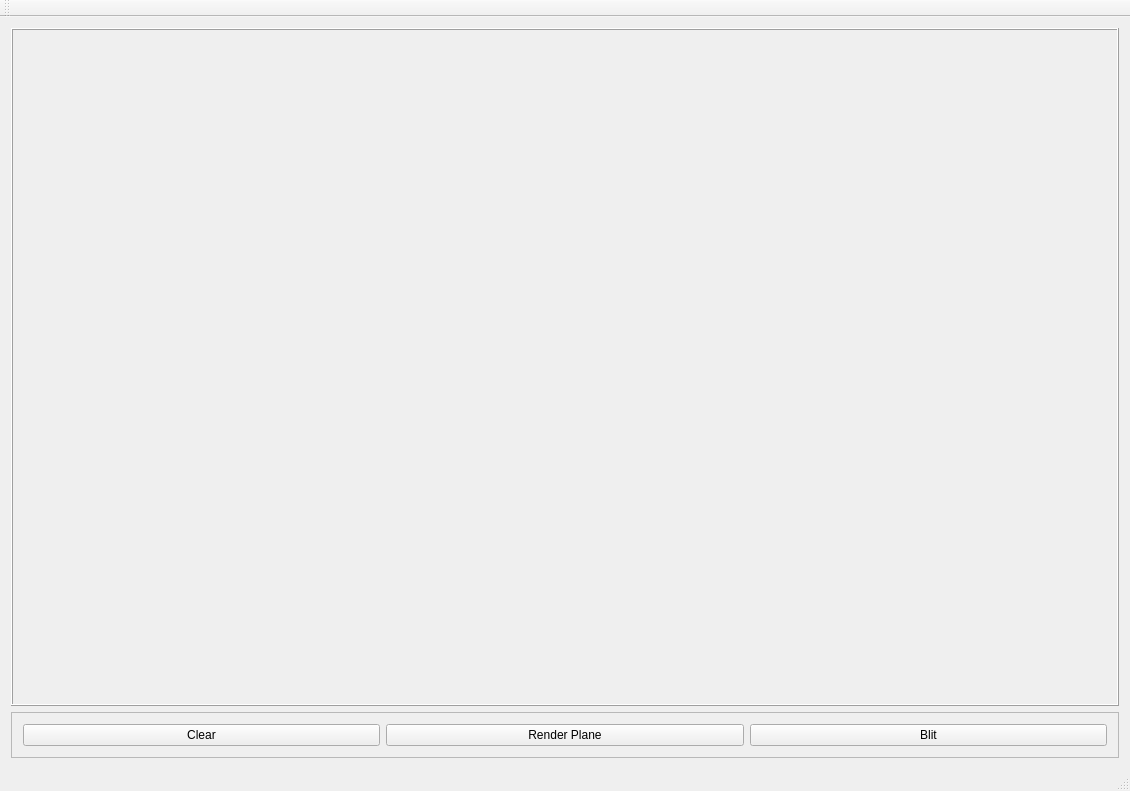
Old version of the form TextureToolRendering/TextureToolRendering.ui in the repository roosen5/TextureTool.
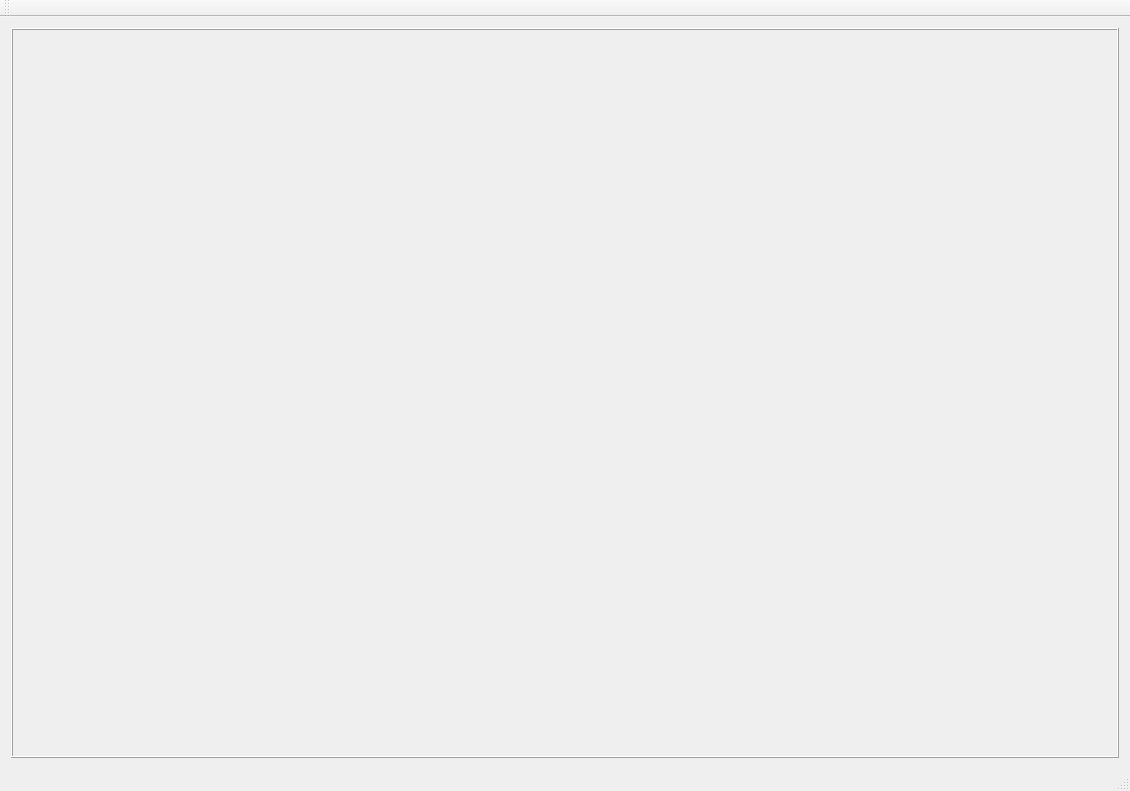
New version of the form.

Commit message: Mathijs: Texture previewing

```diff
--- a/TextureToolRendering/TextureToolRendering.ui
+++ b/TextureToolRendering/TextureToolRendering.ui
@@ -25,45 +25,6 @@
       </property>
      </widget>
     </item>
-    <item>
-     <widget class="QFrame" name="frame">
-      <property name="sizePolicy">
-       <sizepolicy hsizetype="Preferred" vsizetype="Maximum">
-        <horstretch>0</horstretch>
-        <verstretch>0</verstretch>
-       </sizepolicy>
-      </property>
-      <property name="frameShape">
-       <enum>QFrame::StyledPanel</enum>
-      </property>
-      <property name="frameShadow">
-       <enum>QFrame::Raised</enum>
-      </property>
-      <layout class="QHBoxLayout" name="horizontalLayout">
-       <item>
-        <widget class="QPushButton" name="mClearBtn">
-         <property name="text">
-          <string>Clear</string>
-         </property>
-        </widget>
-       </item>
-       <item>
-        <widget class="QPushButton" name="mRenderPlaneBtn">
-         <property name="text">
-          <string>Render Plane</string>
-         </property>
-        </widget>
-       </item>
-       <item>
-        <widget class="QPushButton" name="mBlitBtn">
-         <property name="text">
-          <string>Blit</string>
-         </property>
-        </widget>
-       </item>
-      </layout>
-     </widget>
-    </item>
    </layout>
   </widget>
   <widget class="QMenuBar" name="menuBar">
```
Left out of the diff: 2 changed lines with no effect on the pictures. The commit also changes 33 other files.
